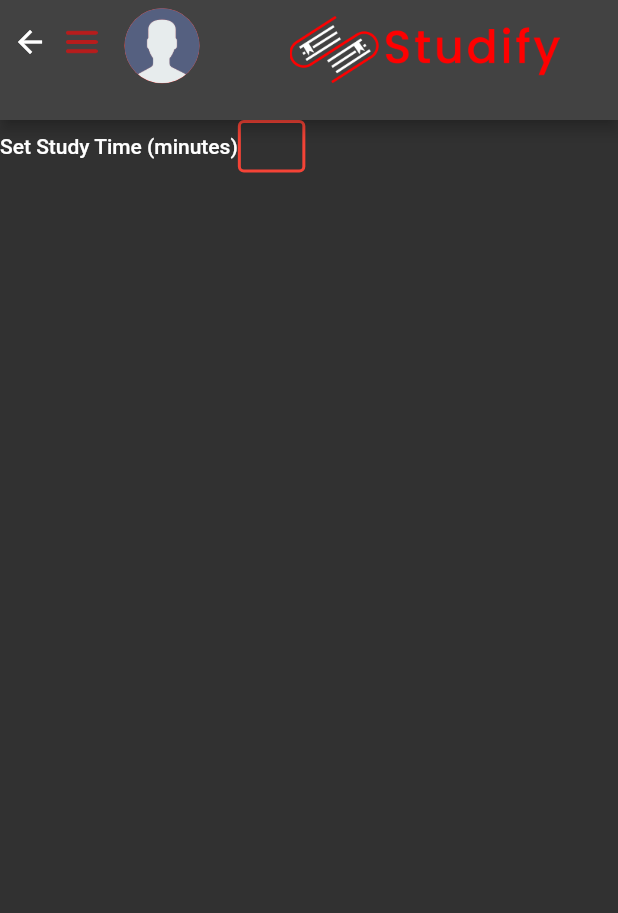
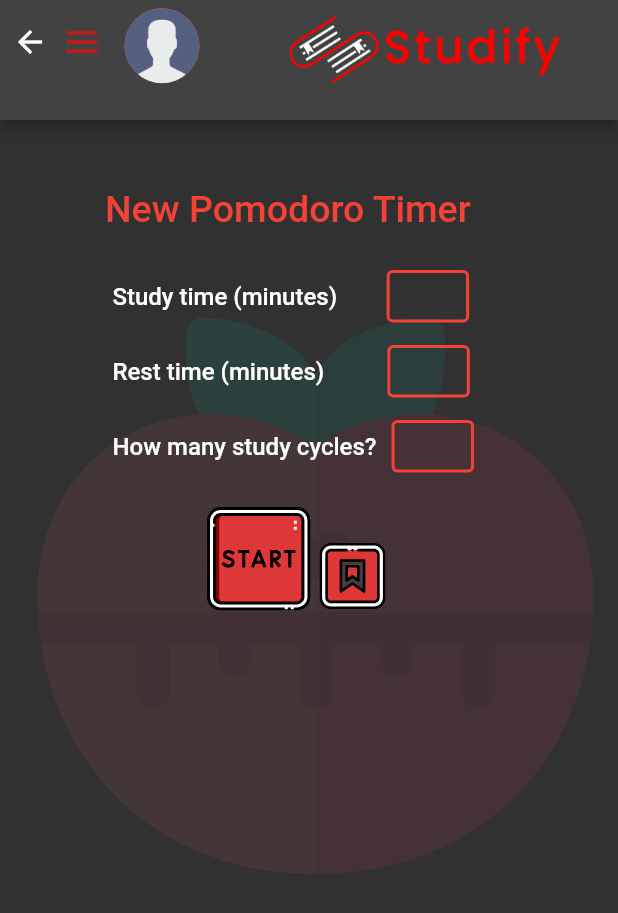
Before and after one commit to SkeletonPythons/studify, a Flutter app: the TimerHomePage screen opened by its route, after a tap on an icon or button, on a phone screen of 412 x 824 dp. Shown: the top 913 px of the screen. Run offline on Flutter 3.47's test engine with Material 2 defaults, Android fonts, the phone set to English and light mode, and no system bars; our stand-ins replace cloud_firestore, firebase_auth, firebase_core, flutter_svg, font_awesome_flutter, get and 1 more; missing offline and left inert: flutterfire_ui; accounts and stored records are empty; Roboto replaces fonts that are missing (Ubuntu).

Commit message:
Pomodoro setup page update
all fields have been added to the Pomodoro set up page, pressable icon buttons added as well.

```diff
--- a/lib/routes/routes.dart
+++ b/lib/routes/routes.dart
@@ -51,7 +51,7 @@ class AppPages {
     ),
     GetPage(
       name: Routes.POMODORO,
-      page: () => PomodoroTimer(),
+      page: () => PomodoroSetUp(),
     ),
   ];
 }
--- a/lib/views/pages/bottom_nav_page/bottom_nav_bar.dart
+++ b/lib/views/pages/bottom_nav_page/bottom_nav_bar.dart
@@ -17,7 +17,6 @@ class BottomNavBarState extends State<BottomNavBar>
     with SingleTickerProviderStateMixin {
   HomeController homeController = Get.put<HomeController>(HomeController());
 
-  // Controller widgets like PageController need to be disposed to avoid memory leaks.
   final List<Widget> _screens = [
     Dashboard(),
     CalendarPage(),
--- a/lib/views/pages/timers_page/timer_pomodoro.dart
+++ b/lib/views/pages/timers_page/timer_pomodoro.dart
@@ -3,16 +3,18 @@ import 'package:get/get.dart';
 import 'package:flutter/material.dart';
 import 'package:google_fonts/google_fonts.dart';
 import 'package:studify/views/widgets/app_bar.dart';
+import 'package:studify/views/widgets/timer_widgets/number_fields.dart';
+import 'package:flutter_svg/flutter_svg.dart';
 import 'package:studify/routes/routes.dart';
 
-class PomodoroTimer extends StatefulWidget {
-  const PomodoroTimer({Key? key}) : super(key: key);
+class PomodoroSetUp extends StatefulWidget {
+  const PomodoroSetUp({Key? key}) : super(key: key);
 
   @override
-  PomodoroTimerState createState() => PomodoroTimerState();
+  PomodoroSetUpState createState() => PomodoroSetUpState();
 }
 
-class PomodoroTimerState extends State<PomodoroTimer>
+class PomodoroSetUpState extends State<PomodoroSetUp>
     with SingleTickerProviderStateMixin {
   @override
   Widget build(BuildContext context) {
@@ -23,30 +25,70 @@ class PomodoroTimerState extends State<PomodoroTimer>
         child: DefaultAppBar(),
       ),
       body: SizedBox(
-        child: Row(
-          mainAxisAlignment: MainAxisAlignment.start,
+        child: Stack(
           children: <Widget>[
-            Text(
-              'Set Study Time (minutes)',
-              style: GoogleFonts.ubuntu(
-                  fontSize: 14,
-                  fontWeight: FontWeight.w500,
-                  color: Colors.white),
+            Positioned(
+              top: 70,
+              left: 25,
+              width: MediaQuery.of(context).size.width * 0.9,
+              height: MediaQuery.of(context).size.height * 0.6,
+              child: Opacity(
+                opacity: 0.09,
+                child: SvgPicture.asset(
+                  'assets/images/tomato_timer2.svg',
+                ),
+              ),
             ),
-            SizedBox(
-              height: 35,
-              width: 45,
-              child: TextField(
-                maxLines: 1,
-                keyboardType: TextInputType.number,
-                decoration: InputDecoration(
-                  focusedBorder: OutlineInputBorder(
-                    borderSide: BorderSide(color: Colors.red, width: 2.0),
-                  ),
-                  enabledBorder: OutlineInputBorder(
-                    borderSide: BorderSide(color: Colors.red, width: 2.0),
-                  ),
+            Positioned(
+              top: 45,
+              left: 70,
+              child: Text('New Pomodoro Timer',
+                  style: GoogleFonts.ubuntu(
+                    fontSize: 25,
+                    fontWeight: FontWeight.w500,
+                    color: Colors.red,
+                  )),
+            ),
+            TimerNumberField(
+              prompt: 'Study time (minutes)',
+              positionTop: 100,
+              positionLeft: 75,
+              textFieldPadding: 33,
+            ),
+            TimerNumberField(
+              prompt: 'Rest time (minutes)',
+              positionTop: 150,
+              positionLeft: 75,
+              textFieldPadding: 42,
+            ),
+            TimerNumberField(
+              prompt: 'How many study cycles?',
+              positionTop: 200,
+              positionLeft: 75,
+              textFieldPadding: 10,
+            ),
+            Positioned(
+              top: 250,
+              left: 130,
+              height: 85,
+              width: 85,
+              child: IconButton(
+                icon: SvgPicture.asset(
+                  'assets/images/start_button.svg',
                 ),
+                onPressed: () {},
+              ),
+            ),
+            Positioned(
+              top: 274,
+              left: 205,
+              height: 60,
+              width: 60,
+              child: IconButton(
+                icon: SvgPicture.asset(
+                  'assets/images/bookmark3.svg',
+                ),
+                onPressed: () {},
               ),
             ),
           ],
--- /dev/null
+++ b/lib/views/widgets/timer_widgets/number_fields.dart
@@ -0,0 +1,49 @@
+// ignore_for_file: prefer_const_constructors
+import 'package:flutter/material.dart';
+import 'package:google_fonts/google_fonts.dart';
+
+class TimerNumberField extends StatelessWidget {
+  const TimerNumberField({Key? key, required this.prompt, required this.positionTop, required this.positionLeft, required this.textFieldPadding}) : super(key: key);
+
+  final String prompt;
+  final double positionTop;
+  final double positionLeft;
+  final double textFieldPadding;
+
+  @override
+  Widget build(BuildContext context) {
+    return Positioned(
+      top: positionTop,
+      left: positionLeft,
+      child: Row(
+        mainAxisAlignment: MainAxisAlignment.start,
+        children: <Widget>[
+          Text(prompt,
+              style: GoogleFonts.ubuntu(
+                  fontSize: 16,
+                  fontWeight: FontWeight.w500,
+                  color: Colors.white)),
+          Padding(
+            padding: EdgeInsets.only(left: textFieldPadding),
+            child: SizedBox(
+              height: 35,
+              width: 55,
+              child: TextField(
+                maxLines: 1,
+                keyboardType: TextInputType.number,
+                decoration: InputDecoration(
+                  focusedBorder: OutlineInputBorder(
+                    borderSide: BorderSide(color: Colors.red, width: 2.0),
+                  ),
+                  enabledBorder: OutlineInputBorder(
+                    borderSide: BorderSide(color: Colors.red, width: 2.0),
+                  ),
+                ),
+              ),
+            ),
+          ),
+        ],
+      ),
+    );
+  }
+}
```
Also changed, not shown: assets/images/bookmark2.svg (added), assets/images/bookmark3.svg (added), assets/images/save_folder.svg (added), assets/images/start_button.svg (added), assets/images/start_button2.svg (added), assets/images/tomato.svg (added), assets/images/tomato_timer.svg (added), assets/images/tomato_timer2.svg (added).
